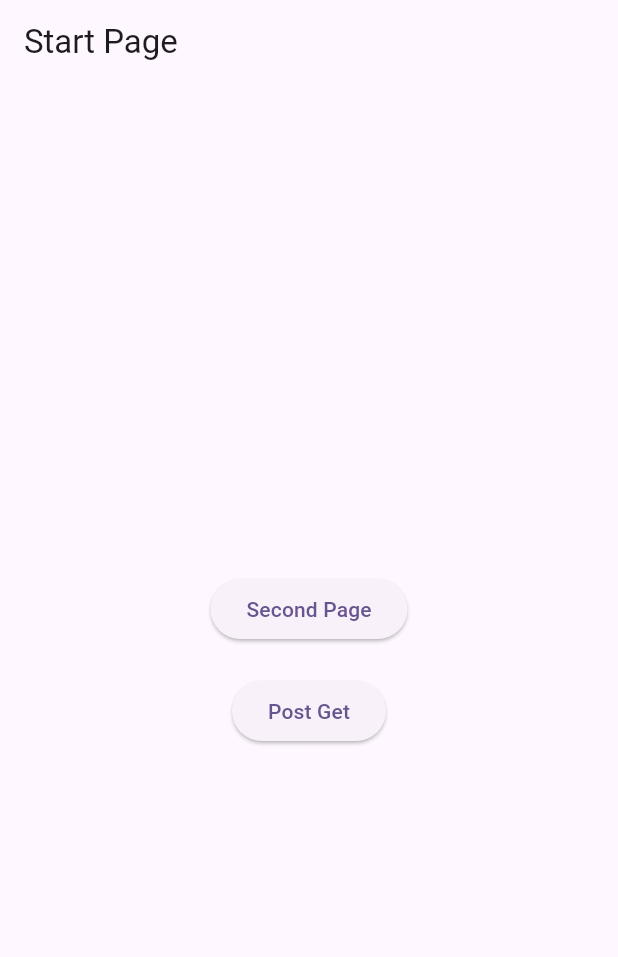
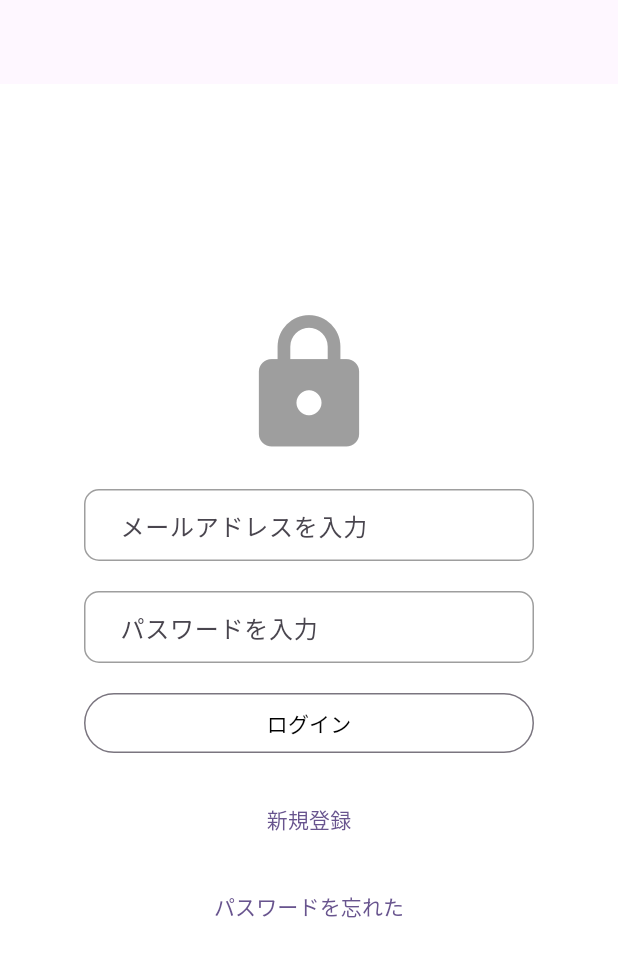
Before and after one commit to sakurakotubaki/YuiLesson, a Flutter app: the screen it shows after launch, on a phone screen of 412 x 824 dp. Shown: the top 957 px of the screen. Run offline on Flutter 3.47's test engine with Material 2 defaults, Android fonts, the phone set to English and light mode, and no system bars; our stand-ins replace firebase_auth, firebase_core, flutter_riverpod, go_router; accounts and stored records are empty; generated files the repository leaves out were written again.

Commit message:
add go_routerとfirebaseのリダイレクト

```diff
--- a/lib/main.dart
+++ b/lib/main.dart
@@ -1,8 +1,16 @@
+import 'package:firebase_core/firebase_core.dart';
 import 'package:flutter/material.dart';
 import 'package:flutter_riverpod/flutter_riverpod.dart';
+import 'package:yui_example/firebase_options.dart';
 import 'package:yui_example/presentation/go_router.dart';
 
-void main() {
+Future<void> main() async {
+  // WidgetsFlutterBindingは、Flutterアプリケーションとフレームワークの間の接続を提供する
+  WidgetsFlutterBinding.ensureInitialized();
+  // Firebaseの初期化
+  await Firebase.initializeApp(
+    options: DefaultFirebaseOptions.currentPlatform,
+  );
   runApp(const ProviderScope(child: MyApp()));
 }
 
@@ -11,8 +19,10 @@ class MyApp extends ConsumerWidget {
 
   @override
   Widget build(BuildContext context, WidgetRef ref) {
-    return MaterialApp.router(// MaterialApp.routerを使う
-      routerConfig: ref.watch(goRouterProvider),// goRouterProviderを読み込む
+    return MaterialApp.router(
+      // MaterialApp.routerを使う
+      debugShowCheckedModeBanner: false,
+      routerConfig: ref.watch(goRouterProvider), // goRouterProviderを読み込む
       title: 'Flutter Demo',
       theme: ThemeData(
         colorScheme: ColorScheme.fromSeed(seedColor: Colors.deepPurple),
--- a/lib/presentation/go_router.dart
+++ b/lib/presentation/go_router.dart
@@ -1,30 +1,66 @@
+import 'package:flutter/widgets.dart';
 import 'package:flutter_riverpod/flutter_riverpod.dart';
 import 'package:go_router/go_router.dart';
+import 'package:yui_example/infrastructure/auth_provider.dart';
+import 'package:yui_example/presentation/pages/auth/forget_password.dart';
+import 'package:yui_example/presentation/pages/auth/sign_in.dart';
+import 'package:yui_example/presentation/pages/auth/sign_up.dart';
 import 'package:yui_example/presentation/pages/post_get.dart';
-import 'package:yui_example/presentation/pages/second_page.dart';
-import 'package:yui_example/presentation/pages/start_page.dart';
 
 // go_routerパッケージのGoRouterを使うためのProvider
 final goRouterProvider = Provider((ref) {
+  // authStateProviderを使って、ユーザーの状態を監視する
+  final authState = ref.watch(authStateProvider);
   // GoRouterのインスタンスを作成する
-  return GoRouter(routes: <RouteBase>[
+  return GoRouter(
+      // redirectを使用して、ログイン状態によってリダイレクトする
+      redirect: (BuildContext context, GoRouterState state) {
+        // ログインしていない場合は、ログインページにリダイレクトする
+        if (authState.isLoading || authState.hasError) return null;
+
+        // ログインしていなければ、ログインページにリダイレクトする
+        final isStart = state.location == '/';
+
+        // ログインしているかどうかを判定する
+        // valueOrNullは、値がnullの場合はnullを返す
+        final isAuth = authState.valueOrNull != null;
+
+        // ログインしていない場合は、リダイレクトせずボタンを押すと次のページは画面遷移する
+        // こんぶさんは素通りさせると表現していた
+        if (isStart && !isAuth) {
+          return null;
+        }
+
+        // ユーザーがログインしていれば、ログイン後のページへリダイレクトする
+        if (isAuth) {
+          return '/';
+        }
+
+      },
+      initialLocation: '/sign_in', // 初期のルートを指定する
+      routes: <RouteBase>[
         // GoRouteを使って、ルートを定義する
         GoRoute(
-        path: '/', //　トップレベルのパスには、 / を指定する
-        name: StartPage.routeName, // ルートの名前を指定する
-        builder: (context, state) => const StartPage(),
+            path: '/',
+            name: PostGet.routeName,
+            builder: (context, state) => const PostGet()),
+        GoRoute(
+            path: '/sign_in', //　トップレベルのパスには、 / を指定する
+            name: SignInPage.routeName, // ルートの名前を指定する
+            builder: (context, state) => const SignInPage(),
             // ネストしたルートを定義する
             routes: [
               GoRoute(
-            path: 'second', // ネストしたルートのパスを指定する。 / は不要。トップレベルのパスとの重複は不可。新しいバージョンでは、つけたらエラーの原因になる
-            name: SecondPage.routeName,
-            builder: (context, state) => const SecondPage(),
+                path:
+                    'sign_up', // ネストしたルートのパスを指定する。 / は不要。トップレベルのパスとの重複は不可。新しいバージョンでは、つけたらエラーの原因になる
+                name: SignUpPage.routeName,
+                builder: (context, state) => const SignUpPage(),
               ),
-          // 上と同じようにネストしたルートを定義する
               GoRoute(
-              path: 'get',
-              name: PostGet.routeName,
-              builder: (context, state) => const PostGet()),
+                path: 'forget',
+                name: ForgetPassword.routeName,
+                builder: (context, state) => const ForgetPassword(),
+              ),
             ]),
       ]);
 });
--- /dev/null
+++ b/lib/presentation/pages/auth/auth_controller.dart
@@ -0,0 +1,10 @@
+import 'package:flutter/material.dart';
+import 'package:flutter_riverpod/flutter_riverpod.dart';
+
+// プロバイダーを使用して、テキストフィールドの状態を管理する
+// emailの入力で使用する
+final emailProvider =
+    StateProvider.autoDispose((ref) => TextEditingController());
+// passwordの入力で使用する
+final passwordProvider =
+    StateProvider.autoDispose((ref) => TextEditingController());
--- /dev/null
+++ b/lib/presentation/pages/auth/sign_in.dart
@@ -0,0 +1,108 @@
+import 'package:flutter/material.dart';
+import 'package:flutter_riverpod/flutter_riverpod.dart';
+import 'package:go_router/go_router.dart';
+import 'package:yui_example/application/auth/auth_repository.dart';
+import 'package:yui_example/presentation/pages/auth/auth_controller.dart';
+import 'package:yui_example/presentation/pages/auth/forget_password.dart';
+import 'package:yui_example/presentation/pages/auth/sign_up.dart';
+
+class SignInPage extends ConsumerWidget {
+  const SignInPage({super.key});
+
+  static const routeName = '/signInPage';
+
+  @override
+  Widget build(BuildContext context, WidgetRef ref) {
+    final email = ref.watch(emailProvider);
+    final password = ref.watch(passwordProvider);
+
+    return Scaffold(
+      backgroundColor: Colors.white,
+      appBar: AppBar(),
+      body: SingleChildScrollView(
+        child: Center(
+          child: Column(
+            mainAxisAlignment: MainAxisAlignment.center,
+            children: [
+              const SizedBox(height: 150),
+              const Icon(Icons.lock_rounded, size: 100.0, color: Colors.grey),
+              const SizedBox(height: 20),
+              SizedBox(
+                width: 300,
+                child: TextFormField(
+                  controller: email,
+                  decoration: InputDecoration(
+                      contentPadding: const EdgeInsets.only(left: 20),
+                      enabledBorder: OutlineInputBorder(
+                          borderRadius: BorderRadius.circular(10),
+                          borderSide: const BorderSide(color: Colors.grey)),
+                      labelText: "メールアドレスを入力"),
+                ),
+              ),
+              const SizedBox(height: 20),
+              SizedBox(
+                width: 300,
+                child: TextFormField(
+                  obscureText: true,
+                  controller: password,
+                  decoration: InputDecoration(
+                      contentPadding: const EdgeInsets.only(left: 20),
+                      enabledBorder: OutlineInputBorder(
+                          borderRadius: BorderRadius.circular(10),
+                          borderSide: const BorderSide(color: Colors.grey)),
+                      labelText: "パスワードを入力"),
+                ),
+              ),
+              const SizedBox(height: 20),
+              SizedBox(
+                width: 300,
+                height: 40,
+                child: OutlinedButton(
+                    onPressed: () async {
+                      try {
+                        // awaitをつけないと、処理を待たずに次の処理に進んでしまう。
+                        // そのため、awaitをつけて処理を待つようにする。
+                        await ref
+                            .read(authRepositoryProvider)
+                            .signIn(email.text, password.text);
+                            // ログインに成功したら、emailとpasswordの値をクリアする。
+                            email.clear();
+                            password.clear();
+                      } catch (e) {
+                        _showErrorSnackbar(context, e.toString());
+                      }
+                    },
+                    child: const Text(
+                      'ログイン',
+                      style: TextStyle(color: Colors.black),
+                    )),
+              ),
+              const SizedBox(height: 20),
+              TextButton(
+                  onPressed: () {
+                    context.goNamed(SignUpPage.routeName);
+                  },
+                  child: const Text('新規登録')),
+              const SizedBox(height: 10),
+              TextButton(
+                  onPressed: () {
+                    context.goNamed(ForgetPassword.routeName);
+                  },
+                  child: const Text('パスワードを忘れた')),
+              const SizedBox(height: 20),
+            ],
+          ),
+        ),
+      ),
+    );
+  }
+
+  // エラーが出たら、スナックバーを表示するメソッド
+  void _showErrorSnackbar(BuildContext context, String message) {
+    final snackBar = SnackBar(
+      content: Text(message),
+      duration: const Duration(seconds: 3),
+    );
+    ScaffoldMessenger.of(context).showSnackBar(snackBar);
+  }
+}
```
Also changed, not shown: lib/application/auth/auth_repository.dart (added, +58 -0 lines), lib/application/auth/forget_repository.dart (added, +33 -0 lines), lib/infrastructure/auth_provider.dart (added, +13 -0 lines), lib/presentation/pages/auth/forget_password.dart (added, +70 -0 lines), lib/presentation/pages/auth/sign_up.dart (added, +87 -0 lines), lib/presentation/pages/post_get.dart (+14 -5 lines). Lines whose indentation alone changed are shown as unchanged.
